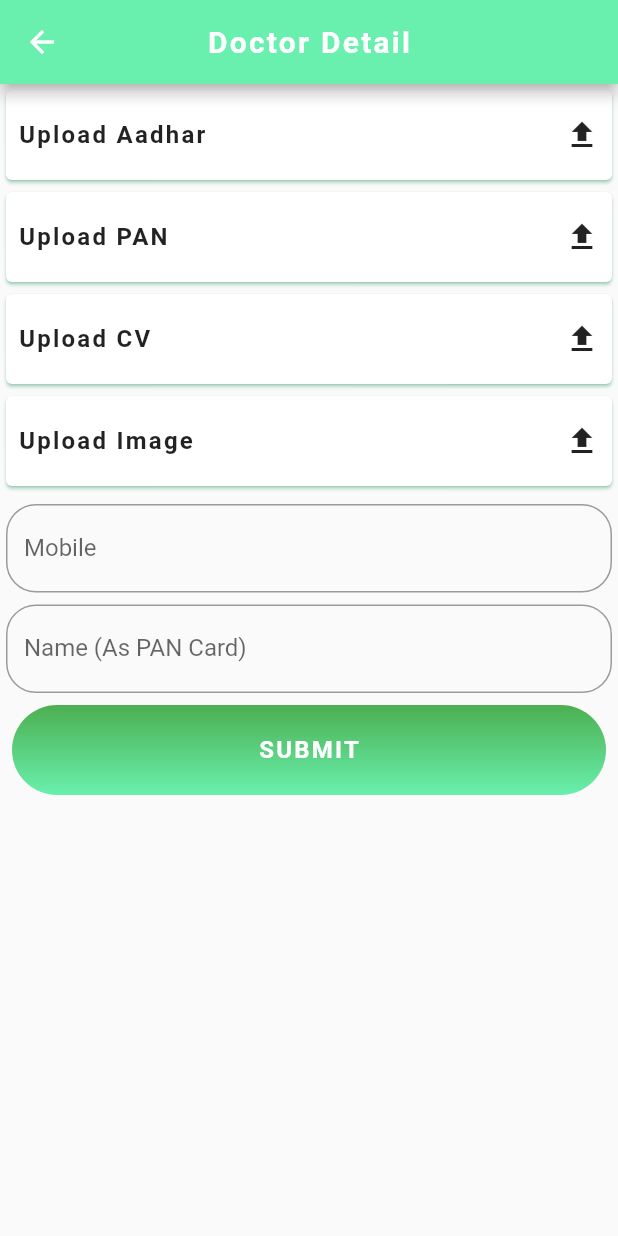
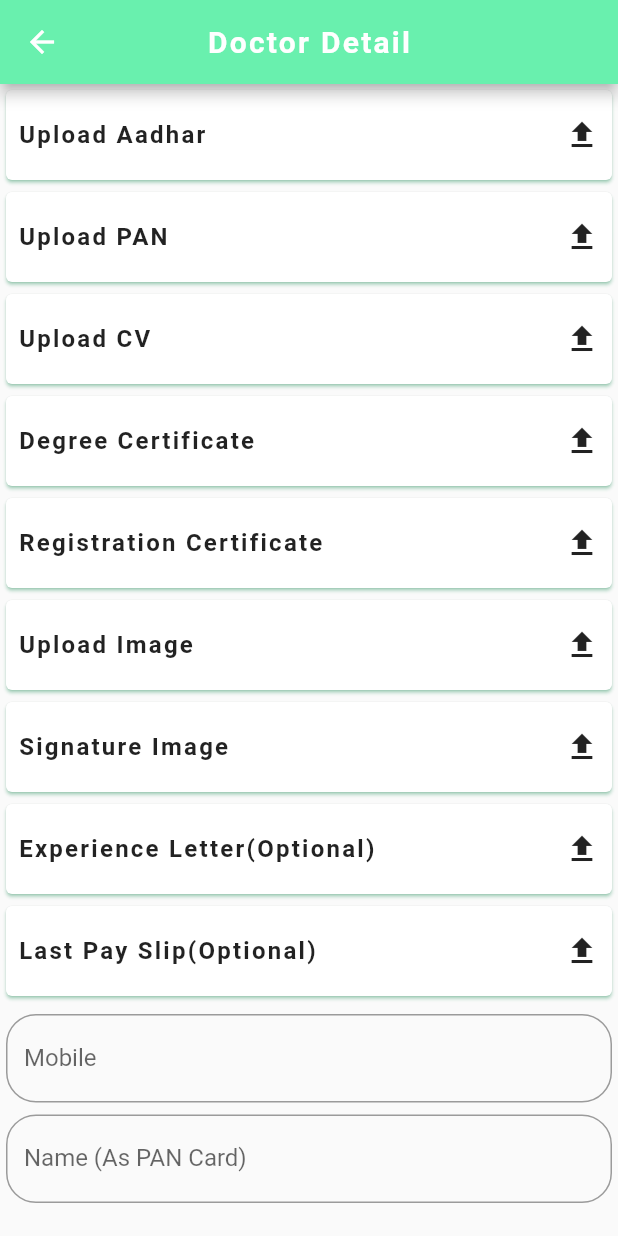
Before and after one commit to prabhunath111/jrh, a Flutter app: the RegisterDoctor screen opened directly, on a phone screen of 412 x 824 dp. Run offline on Flutter 3.47's test engine with Material 2 defaults, Android fonts, the phone set to English and light mode, and no system bars; our stand-ins replace cloud_firestore, file_picker, firebase_core, firebase_storage, fluttertoast, image_picker and 1 more; accounts and stored records are empty.

Commit message:
pushing code

```diff
--- a/lib/screens/register_doctor/register_doctor.dart
+++ b/lib/screens/register_doctor/register_doctor.dart
@@ -1,10 +1,14 @@
 import 'dart:io';
+import 'package:cloud_firestore/cloud_firestore.dart';
+import 'package:firebase_storage/firebase_storage.dart' as firebase_storage;
+import 'package:firebase_storage/firebase_storage.dart';
 import 'package:flutter/material.dart';
 import 'package:image_picker/image_picker.dart';
 import 'package:jrh_innoventure/Utils/toast.dart';
 import 'package:jrh_innoventure/services/firebase_services/firebase_service.dart';
 import 'package:jrh_innoventure/styles/colors.dart';
 import 'package:file_picker/file_picker.dart';
+import 'package:path_provider/path_provider.dart';
 
 class RegisterDoctor extends StatefulWidget {
   @override
@@ -17,13 +21,30 @@ class _RegisterDoctorState extends State<RegisterDoctor> {
   final GlobalKey<FormState> _formKey = GlobalKey<FormState>();
   TextEditingController _mobileController = TextEditingController();
   TextEditingController _nameController = TextEditingController();
+  var storage = FirebaseStorage.instance;
+  bool isDeclaration = false;
+  bool isTermsCondition = false;
+  bool isAllRequiredFilled = false;
+  bool isLoading = false;
+
+  CollectionReference imgRef;
+  firebase_storage.Reference ref;
+
   List _filesList = [];
+  List _imageUrls = [];
   String _mobile;
   String _name;
+  String _selfDeclaration =
+      'I hereby declare that above submitted docs are correct.';
   File _aadhar;
   File _pan;
   File _cv;
   File _image;
+  File _degreeCertificate;
+  File _registrationCertificate;
+  File _signImage;
+  File _expLetter;
+  File _lastPaySlip;
 
   @override
   Widget build(BuildContext context) {
@@ -47,8 +68,15 @@ class _RegisterDoctorState extends State<RegisterDoctor> {
         getCards('Upload Aadhar', Icon(Icons.upload_sharp)),
         getCards('Upload PAN', Icon(Icons.upload_sharp)),
         getCards('Upload CV', Icon(Icons.upload_sharp)),
+        getCards('Degree Certificate', Icon(Icons.upload_sharp)),
+        getCards('Registration Certificate', Icon(Icons.upload_sharp)),
         getCards('Upload Image', Icon(Icons.upload_sharp)),
+        getCards('Signature Image', Icon(Icons.upload_sharp)),
+        getCards('Experience Letter(Optional)', Icon(Icons.upload_sharp)),
+        getCards('Last Pay Slip(Optional)', Icon(Icons.upload_sharp)),
         getmobileWidget(),
+        getDeclarationText(),
+        getTermsCondition(),
         getSubmitBtn()
       ],
     );
@@ -57,7 +85,6 @@ class _RegisterDoctorState extends State<RegisterDoctor> {
   Widget getCards(String title, Icon icon) {
     return InkWell(
       onTap: () async {
-        // if(title == 'Upload Aadhar') {
         FilePickerResult result = await FilePicker.platform.pickFiles();
         if (result != null) {
           File file = File(result.files.single.path);
@@ -70,6 +97,21 @@ class _RegisterDoctorState extends State<RegisterDoctor> {
           } else if (title == 'Upload CV') {
             _cv = file;
             _filesList.add(_cv);
+          } else if (title == 'Degree Certificate') {
+            _degreeCertificate = file;
+            _filesList.add(_degreeCertificate);
+          } else if (title == 'Registration Certificate') {
+            _registrationCertificate = file;
+            _filesList.add(_registrationCertificate);
+          } else if (title == 'Signature Image') {
+            _signImage = file;
+            _filesList.add(_signImage);
+          } else if (title == 'Experience Letter(Optional)') {
+            _expLetter = file;
+            _filesList.add(_expLetter);
+          } else if (title == 'Last Pay Slip(Optional)') {
+            _lastPaySlip = file;
+            _filesList.add(_lastPaySlip);
           } else if (title == 'Upload Image') {
             _image = file;
             _filesList.add(_image);
@@ -78,10 +120,6 @@ class _RegisterDoctorState extends State<RegisterDoctor> {
           // User canceled the picker
           print("Line68 Didn't pick aadhar...");
         }
-
-        // print("Line82 $_filesList");
-
-        // getImage();
       },
       child: Card(
         elevation: 1,
@@ -114,9 +152,33 @@ class _RegisterDoctorState extends State<RegisterDoctor> {
     return Padding(
       padding: const EdgeInsets.all(8.0),
       child: InkWell(
-        onTap: () {
-          // _upload(_image);
+        onTap: () async {
+          if (_formKey.currentState.validate()) {
+            // Upload image
+            bool isValidation = (_aadhar != null &&
+                _pan != null &&
+                _cv != null &&
+                _degreeCertificate != null &&
+                _registrationCertificate != null &&
+                _image != null &&
+                _signImage != null);
+            print("Line160 $isValidation");
+            if (isValidation) {
+              List idList = await FirebaseServices().getFromDatabase('doctors');
+              if (idList.contains(_mobile)) {
+                print('$_mobile is present in the list $idList');
+                ToastCustom().showToast('Already Registered', false);
+              } else {
+                for (int i = 0; i < _filesList.length; i++) {
+                  await uploadFile(_filesList[i]);
+                }
+                // print("Line133 ${_imageUrls.length}");
                 _addDoctors();
+              }
+            } else {
+              ToastCustom().showToast('Select required files', false);
+            }
+          }
         },
         child: Container(
           height: 60,
@@ -167,7 +229,6 @@ class _RegisterDoctorState extends State<RegisterDoctor> {
                         } else if (input.length < 10) {
                           return 'Provide 10 digit mobile number';
                         } else {}
-                        return input;
                       },
                       decoration: InputDecoration(
                         labelText: 'Mobile',
@@ -192,7 +253,6 @@ class _RegisterDoctorState extends State<RegisterDoctor> {
                         if (input.isEmpty) {
                           return 'Provide name';
                         } else {}
-                        return input;
                       },
                       decoration: InputDecoration(
                         labelText: 'Name (As PAN Card)',
@@ -213,20 +273,6 @@ class _RegisterDoctorState extends State<RegisterDoctor> {
     );
   }
 
-  Future<void> getImage() async {
-    final pickedFile = await picker.getImage(source: ImageSource.gallery);
-
-    setState(() {
-      if (pickedFile != null) {
-        _image = File(pickedFile.path);
-        print('line154 $_image');
-      } else {
-        ToastCustom().showToast('No image selected.', false);
-        // print('No image selected.');
-      }
-    });
-  }
-
   _onChangehandler(bool isMobile) {
     if (isMobile) {
       _mobile = _mobileController.text;
@@ -240,20 +286,105 @@ class _RegisterDoctorState extends State<RegisterDoctor> {
     _mobileController.clear();
     FocusScope.of(context).unfocus();
     String doctor = 'doctors';
-    List idList = await FirebaseServices().getFromDatabase('doctors');
-    if (idList.contains(_mobile)) {
-      print('$_mobile is present in the list $idList');
-      ToastCustom().showToast('Already Registered', false);
-    } else {
     print('$_mobile is not present in the list $_mobile');
     Map<String, dynamic> data = {
       'name': _name,
       'mobile': _mobile,
       'status': 'unverified',
+      'aadhar': _imageUrls[0],
+      'pan': _imageUrls[1],
+      'cv': _imageUrls[2],
+      'degreeCertificate': _imageUrls[3],
+      'registration': _imageUrls[4],
+      'image': _imageUrls[5],
+      'sign':_imageUrls[6],
+      'experience': _imageUrls[7],
+      'paySlip': _imageUrls[8],
       'createdAt': DateTime.now()
     };
     await FirebaseServices().saveToDatabase(doctor, data);
     ToastCustom().showToast('Registered successfully', true);
   }
+
+  Future<void> uploadFile(File file) async {
+    ref = firebase_storage.FirebaseStorage.instance
+        .ref()
+        .child(_mobile.toString() + file.path.split('/').last);
+    await ref.putFile(file).whenComplete(() async {
+      await ref.getDownloadURL().then((value) {
+        _imageUrls.add(value);
+        // imgRef.add({'url': value});
+      });
+    });
+  }
+
+  Widget getDeclarationText() {
+    return Padding(
+      padding: const EdgeInsets.only(top: 8.0),
+      child: Container(
+        child: Padding(
+            padding: const EdgeInsets.only(left: 4.0, right: 4.0),
+            child: Row(
+              mainAxisSize: MainAxisSize.min,
+              children: [
+                Checkbox(
+                    activeColor: secondary,
+                    value: isDeclaration,
+                    onChanged: (v) {
+                      setState(() {
+                        isDeclaration = !isDeclaration;
+                      });
+                    }),
+                Expanded(
+                  child: Text(
+                    _selfDeclaration,
+                    textDirection: TextDirection.ltr,
+                    style: TextStyle(),
+                  ),
+                )
+              ],
+            )),
+      ),
+    );
+  }
+
+  Widget getTermsCondition() {
+    return Padding(
+      padding: const EdgeInsets.only(top: 8.0),
+      child: Container(
+        child: Padding(
+            padding: const EdgeInsets.only(left: 4.0, right: 4.0),
+            child: Row(
+              mainAxisSize: MainAxisSize.min,
+              children: [
+                Checkbox(
+                    activeColor: secondary,
+                    value: isTermsCondition,
+                    onChanged: (v) {
+                      setState(() {
+                        isTermsCondition = !isTermsCondition;
+                      });
+                    }),
+                Expanded(
+                  child: Row(
+                    mainAxisSize: MainAxisSize.min,
+                    mainAxisAlignment: MainAxisAlignment.start,
+                    children: [
+                      Text(
+                        'Accept? ',
+                        textDirection: TextDirection.ltr,
+                        style: TextStyle(),
+                      ),
+                      Text(
+                        'Terms & Conditions',
+                        style: TextStyle(color: primary),
+                      )
+                    ],
+                  ),
+                )
+              ],
+            )),
+      ),
+    );
   }
 }
```
Also changed, not shown: 1 other file. Lines whose indentation alone changed are shown as unchanged.
